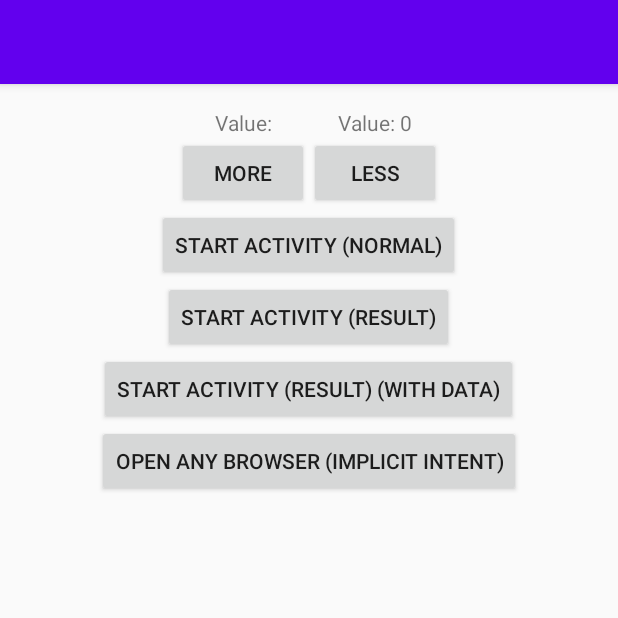
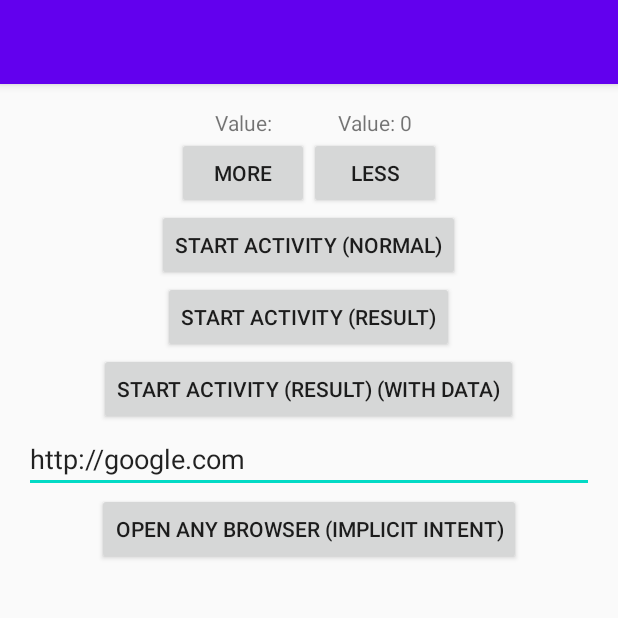
Before and after one commit to inlacou/Formacion, an Android app: the screen it shows after launch (MainActivity), on a phone screen of 412 x 824 dp, the top half of it. Run offline under Robolectric (Android 15) with nearby library versions, the phone set to English and light mode, and no system bars; our stand-ins replace Timber; 3 statements that could not run were skipped.

Commit message:
added EditText

```diff
--- a/app/src/main/java/com/inlacou/fivedaysapp/ui/main/MainActivity.java
+++ b/app/src/main/java/com/inlacou/fivedaysapp/ui/main/MainActivity.java
@@ -5,8 +5,11 @@ import androidx.appcompat.app.AppCompatActivity;
 
 import android.content.Intent;
 import android.os.Bundle;
+import android.text.Editable;
+import android.text.TextWatcher;
 import android.view.View;
 import android.widget.Button;
+import android.widget.EditText;
 import android.widget.TextView;
 import android.widget.Toast;
 
@@ -26,6 +29,7 @@ public class MainActivity extends AppCompatActivity {
 	public Button btStartResult = null;
 	public Button btStartResultWithData = null;
 	public Button btStartBrowser = null;
+	public EditText etUrl = null;
 
 	@Override
 	protected void onCreate(Bundle savedInstanceState) {
@@ -49,10 +53,12 @@ public class MainActivity extends AppCompatActivity {
 		btStartResult = findViewById(R.id.bt_start_activity_result);
 		btStartResultWithData = findViewById(R.id.bt_start_activity_result_with_data);
 		btStartBrowser = findViewById(R.id.bt_start_browser);
+		etUrl = findViewById(R.id.et_url);
 	}
 
 	private void populate() {
 		updateValue();
+		etUrl.setText(model.url);
 	}
 
 	private void setListeners() {
@@ -90,6 +96,22 @@ public class MainActivity extends AppCompatActivity {
 			@Override
 			public void onClick(View view) {
 				controller.onButtonOpenBrowserClick();
+			}
+		});
+		etUrl.addTextChangedListener(new TextWatcher() {
+			@Override
+			public void beforeTextChanged(CharSequence charSequence, int i, int i1, int i2) {
+
+			}
+
+			@Override
+			public void onTextChanged(CharSequence charSequence, int i, int i1, int i2) {
+
+			}
+
+			@Override
+			public void afterTextChanged(Editable editable) {
+				model.url = editable.toString();
 			}
 		});
 	}
--- a/app/src/main/java/com/inlacou/fivedaysapp/ui/main/MainActivityController.java
+++ b/app/src/main/java/com/inlacou/fivedaysapp/ui/main/MainActivityController.java
@@ -56,7 +56,7 @@ class MainActivityController {
 	}
 
 	public void onButtonOpenBrowserClick() {
-		Intent intent = new Intent(Intent.ACTION_VIEW, Uri.parse("http://www.google.com"));
+		Intent intent = new Intent(Intent.ACTION_VIEW, Uri.parse(model.url));
 		view.startActivity(intent);
 	}
 }
--- a/app/src/main/java/com/inlacou/fivedaysapp/ui/main/MainActivityModel.java
+++ b/app/src/main/java/com/inlacou/fivedaysapp/ui/main/MainActivityModel.java
@@ -3,5 +3,6 @@ package com.inlacou.fivedaysapp.ui.main;
 class MainActivityModel {
 
 	protected int currentValue = 0;
+	protected String url = "http://google.com";
 
 }
--- a/app/src/main/res/layout/activity_main.xml
+++ b/app/src/main/res/layout/activity_main.xml
@@ -59,6 +59,11 @@
 			android:layout_height="wrap_content"
 			android:layout_gravity="center_horizontal"
 			android:text="@string/Start_activity_result_with_data"/>
+		<EditText
+			android:id="@+id/et_url"
+			android:layout_width="match_parent"
+			android:layout_height="wrap_content"
+			android:hint="@string/Url_to_look_for"/>
 		<Button
 			android:id="@+id/bt_start_browser"
 			android:layout_width="wrap_content"
--- a/app/src/main/res/values/strings.xml
+++ b/app/src/main/res/values/strings.xml
@@ -7,4 +7,5 @@
 	<string name="End">End</string>
 	<string name="Open_any_browser_implicit_intent">Open any browser (implicit intent)</string>
 	<string name="Value_two_points">Value:</string>
+	<string name="Url_to_look_for">Url to look for on a browser</string>
 </resources>
```
